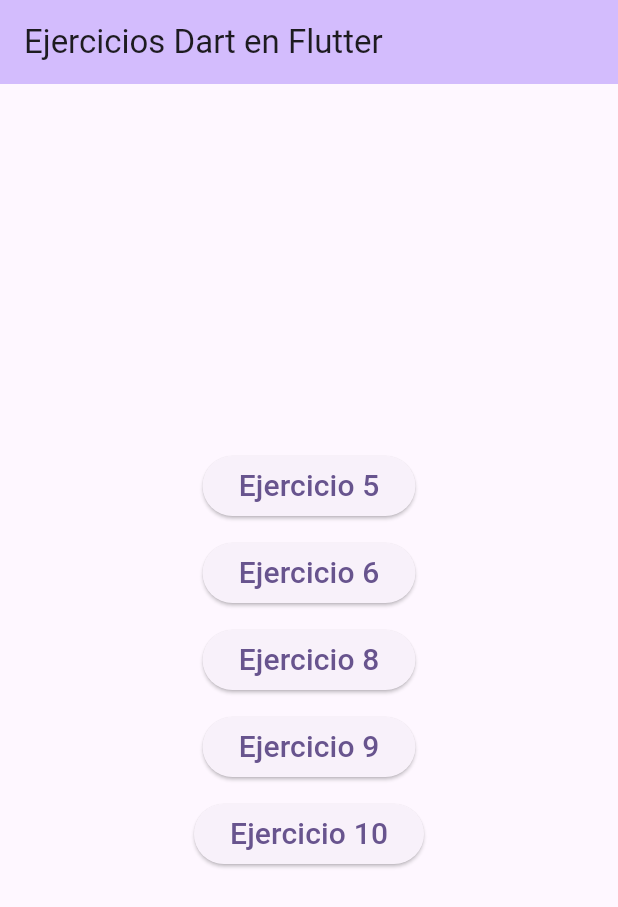
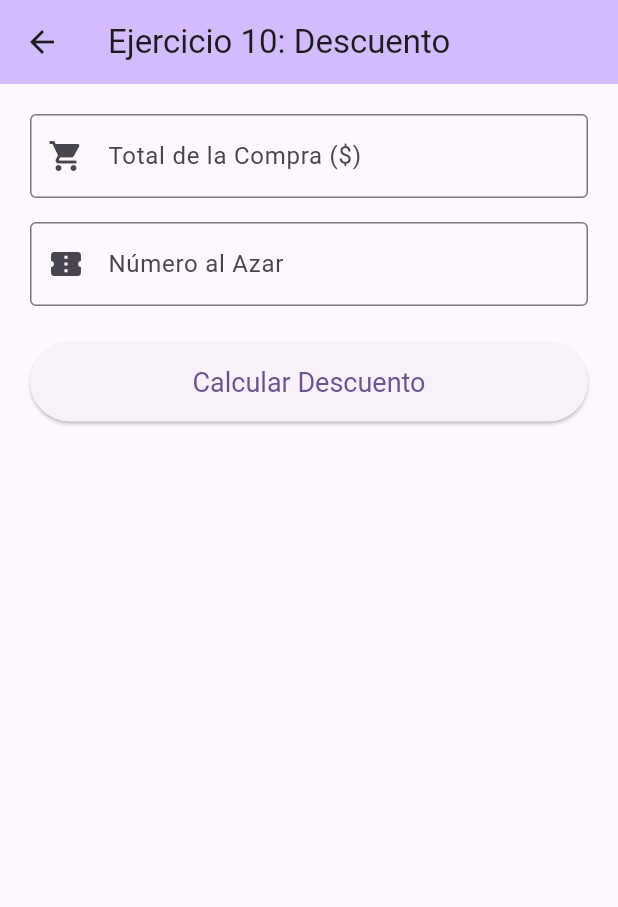
Before and after one commit to JonathanJQ03/EjerciciosDart, a Flutter app: the screen it shows after launch, after a tap on "Ejercicio 10", on a phone screen of 412 x 824 dp. Shown: the top 907 px of the screen. Run offline on Flutter 3.47's test engine with Material 3 defaults, Android fonts, the light colour scheme and no system bars.

Commit message:
Subiendo mi versión final

```diff
--- /dev/null
+++ b/lib/ejercicio10.dart
@@ -0,0 +1,127 @@
+
+import 'package:flutter/material.dart';
+
+class Ejercicio10 extends StatefulWidget {
+  const Ejercicio10({super.key});
+
+  @override
+  State<Ejercicio10> createState() => _Ejercicio10State();
+}
+
+class _Ejercicio10State extends State<Ejercicio10> {
+  // Controladores para leer el texto de los inputs
+  final TextEditingController _totalCompraController = TextEditingController();
+  final TextEditingController _numeroAzarController = TextEditingController();
+
+  // Variable para almacenar y mostrar el resultado
+  String _resultado = "";
+
+  /// Función que resuelve la lógica del problema
+  void _calcularDescuento() {
+    // 1. Obtener y parsear los valores de entrada
+    final double? totalCompra = double.tryParse(_totalCompraController.text);
+    final int? numeroAzar = int.tryParse(_numeroAzarController.text);
+
+    // 2. Validar que los inputs no estén vacíos o sean incorrectos
+    if (totalCompra == null || numeroAzar == null || totalCompra <= 0) {
+      setState(() {
+        _resultado = "Por favor, ingrese valores válidos.";
+      });
+      return;
+    }
+
+    // 3. Declarar variables para el cálculo
+    double montoDescuento = 0.0;
+    double porcentaje = 0.0;
+
+    // 4. Lógica de decisión del problema
+    // "Si el numero escogido es menor que 74 el descuento es del 15%"
+    if (numeroAzar < 74) {
+      porcentaje = 0.15;
+    }
+    // "si es mayor o igual a 74 el descuento es del 20%"
+    else {
+      porcentaje = 0.20;
+    }
+
+    // 5. Calcular el monto del descuento
+    // "Obtener cuánto dinero se le descuenta."
+    montoDescuento = totalCompra * porcentaje;
+
+    // 6. Actualizar el estado para mostrar el resultado en la UI
+    setState(() {
+      _resultado =
+      "Se aplica un ${(porcentaje * 100).toInt()}%.\\n"
+          "Total Descuento: \$${montoDescuento.toStringAsFixed(2)}";
+    });
+  }
+
+  @override
+  void dispose() {
+    // Limpiar los controladores
+    _totalCompraController.dispose();
+    _numeroAzarController.dispose();
+    super.dispose();
+  }
+
+  @override
+  Widget build(BuildContext context) {
+    return Scaffold(
+      appBar: AppBar(
+        title: const Text('Ejercicio 10: Descuento'),
+        backgroundColor: Theme.of(context).colorScheme.inversePrimary,
+      ),
+      body: Padding(
+        padding: const EdgeInsets.all(20.0),
+        child: Column(
+          crossAxisAlignment: CrossAxisAlignment.stretch,
+          children: [
+            // Input para el Total de la Compra
+            TextField(
+              controller: _totalCompraController,
+              decoration: const InputDecoration(
+                labelText: 'Total de la Compra (\$)',
+                prefixIcon: Icon(Icons.shopping_cart),
+                border: OutlineInputBorder(),
+              ),
+              keyboardType:
+              const TextInputType.numberWithOptions(decimal: true),
+            ),
+            const SizedBox(height: 16),
+
+            // Input para el Número al Azar
+            TextField(
+              controller: _numeroAzarController,
+              decoration: const InputDecoration(
+                labelText: 'Número al Azar',
+                prefixIcon: Icon(Icons.confirmation_number),
+                border: OutlineInputBorder(),
+              ),
+              keyboardType: TextInputType.number,
+            ),
+            const SizedBox(height: 24),
+
+            // Botón para calcular
+            ElevatedButton(
+              onPressed: _calcularDescuento,
+              style: ElevatedButton.styleFrom(
+                padding: const EdgeInsets.symmetric(vertical: 16),
+                textStyle: const TextStyle(fontSize: 18),
+              ),
+              child: const Text('Calcular Descuento'),
+            ),
+            const SizedBox(height: 30),
+
+            // Mostrar el resultado
+            if (_resultado.isNotEmpty)
+              Text(
+                _resultado,
+                textAlign: TextAlign.center,
+                style: Theme.of(context).textTheme.headlineSmall,
+              ),
+          ],
+        ),
+      ),
+    );
+  }
+}
--- a/lib/main.dart
+++ b/lib/main.dart
@@ -3,6 +3,7 @@ import 'package:jaguaco_tarea_uno/algoritmoFinanzas.dart';
 import 'ejercicios.dart';
 import 'algoritmoMB.dart';
 import 'algoritmoProduccion.dart';
+import 'ejercicio10.dart';
 
 void main() {
   runApp(const MyApp());
@@ -119,7 +120,10 @@ class _MyHomePageState extends State<MyHomePage> {
             SizedBox(height: 10),
             ElevatedButton(
               onPressed: () {
-                // Acción
+                Navigator.push(
+                  context,
+                  MaterialPageRoute(builder: (context) => const Ejercicio10()),
+                );
               },
               child: const Text(
                 'Ejercicio 10',
```
